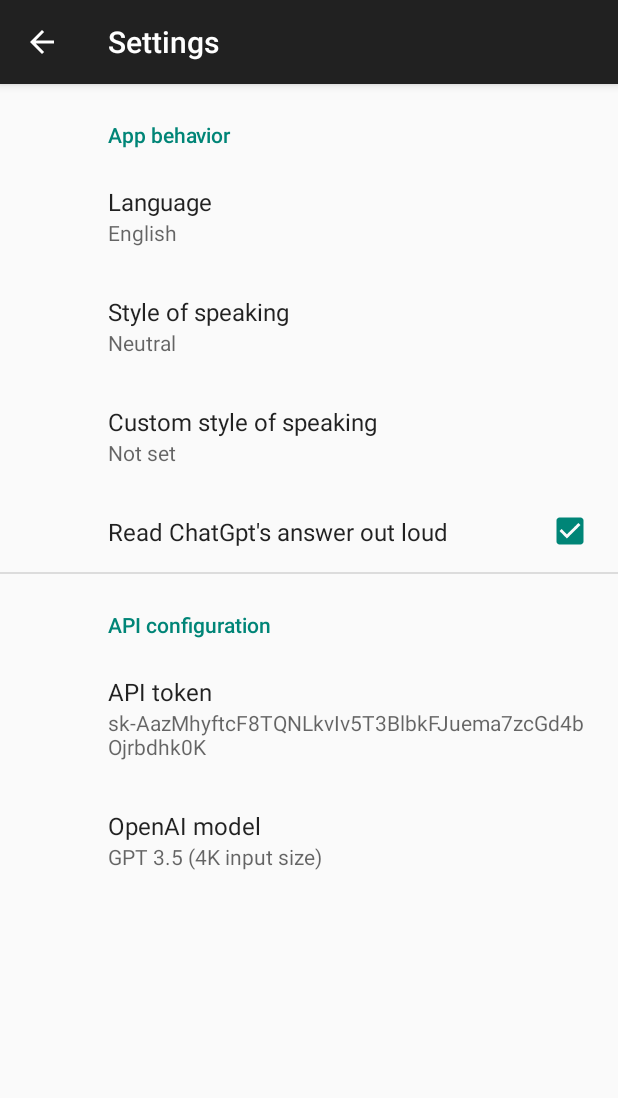
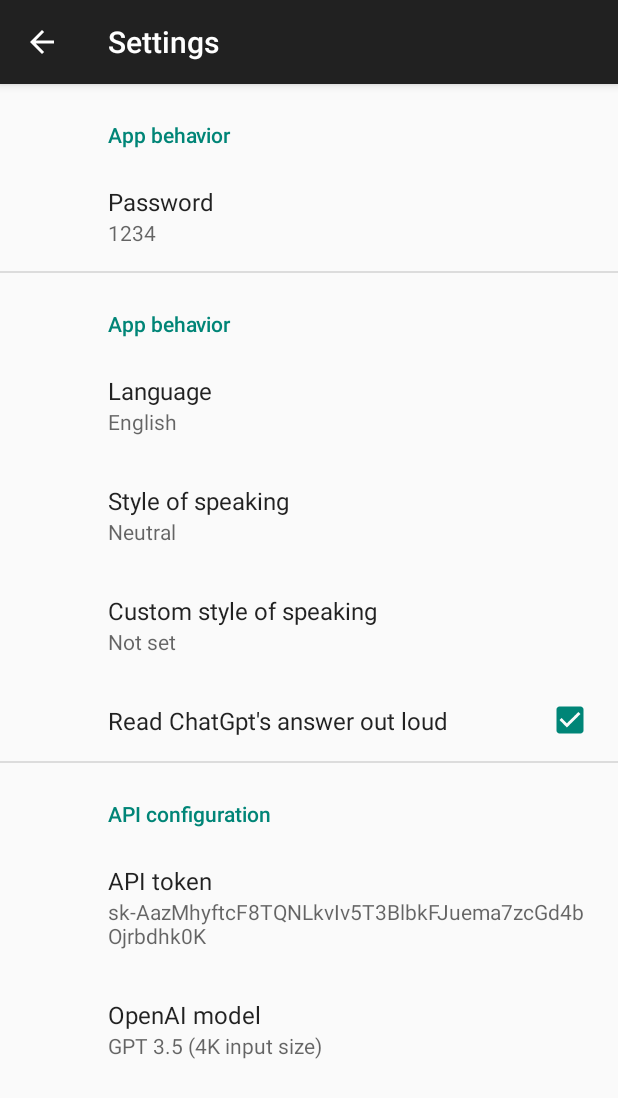
Before and after one commit to csoltenborn/app_entwicklung_MFAX422A, an Android app: the PrefsActivity screen opened directly, with no data from a screen before it, on a phone screen of 412 x 824 dp. Shown: the top 1098 px of the screen. Run offline under Robolectric (Android 15) with nearby library versions, the phone set to English and light mode, and no system bars; our stand-ins replace androidx.preference.

Commit message:
add password prefs

```diff
--- a/app/src/main/java/de/fhdw/app_entwicklung/chatgpt/PrefsFacade.java
+++ b/app/src/main/java/de/fhdw/app_entwicklung/chatgpt/PrefsFacade.java
@@ -17,6 +17,10 @@ public class PrefsFacade {
 
     public boolean speakOutLoud() {
         return PreferenceManager.getDefaultSharedPreferences(context).getBoolean("read_out_loud", true);
+    }
+
+    public String getAppPassword() {
+        return PreferenceManager.getDefaultSharedPreferences(context).getString("app_password", "1234");
     }
 
     public String getApiToken() {
--- a/app/src/main/java/de/fhdw/app_entwicklung/chatgpt/ui/login/LoginActivity.java
+++ b/app/src/main/java/de/fhdw/app_entwicklung/chatgpt/ui/login/LoginActivity.java
@@ -5,6 +5,7 @@ import android.app.Activity;
 import androidx.lifecycle.Observer;
 import androidx.lifecycle.ViewModelProvider;
 
+import android.content.Intent;
 import android.os.Bundle;
 
 import androidx.annotation.Nullable;
@@ -22,6 +23,8 @@ import android.widget.ProgressBar;
 import android.widget.TextView;
 import android.widget.Toast;
 
+import de.fhdw.app_entwicklung.chatgpt.MainActivity;
+import de.fhdw.app_entwicklung.chatgpt.PrefsActivity;
 import de.fhdw.app_entwicklung.chatgpt.R;
 import de.fhdw.app_entwicklung.chatgpt.ui.login.LoginViewModel;
 import de.fhdw.app_entwicklung.chatgpt.ui.login.LoginViewModelFactory;
@@ -75,6 +78,8 @@ public class LoginActivity extends AppCompatActivity {
                 }
                 if (loginResult.getSuccess() != null) {
                     updateUiWithUser(loginResult.getSuccess());
+                    Intent i = new Intent(LoginActivity.this, MainActivity.class);
+                    startActivity(i);
                 }
                 setResult(Activity.RESULT_OK);
 
--- a/app/src/main/java/de/fhdw/app_entwicklung/chatgpt/ui/login/LoginViewModel.java
+++ b/app/src/main/java/de/fhdw/app_entwicklung/chatgpt/ui/login/LoginViewModel.java
@@ -4,8 +4,10 @@ import androidx.lifecycle.LiveData;
 import androidx.lifecycle.MutableLiveData;
 import androidx.lifecycle.ViewModel;
 
+import android.content.Intent;
 import android.util.Patterns;
 
+import de.fhdw.app_entwicklung.chatgpt.PrefsActivity;
 import de.fhdw.app_entwicklung.chatgpt.data.LoginRepository;
 import de.fhdw.app_entwicklung.chatgpt.data.Result;
 import de.fhdw.app_entwicklung.chatgpt.data.model.LoggedInUser;
--- a/app/src/main/res/values/strings.xml
+++ b/app/src/main/res/values/strings.xml
@@ -1,5 +1,5 @@
 <resources>
-    <string name="app_name" translatable="false">ChatGpt</string>
+    <string name="app_name" translatable="false">LarsGPT</string>
     <string name="ask">Ask</string>
     <string name="settings">Settings</string>
     <string name="reset">Reset</string>
@@ -20,4 +20,5 @@
     <string name="invalid_username">Not a valid username</string>
     <string name="invalid_password">Password must be >3 characters</string>
     <string name="login_failed">"Login failed"</string>
+    <string name="app_password">Password</string>
 </resources>
--- a/app/src/main/res/xml/root_preferences.xml
+++ b/app/src/main/res/xml/root_preferences.xml
@@ -1,5 +1,13 @@
 <PreferenceScreen xmlns:android="http://schemas.android.com/apk/res/android"
     xmlns:app="http://schemas.android.com/apk/res-auto">
+
+    <PreferenceCategory app:title="@string/app_behavior">
+        <EditTextPreference
+            app:defaultValue="1234"
+            app:key="app_password"
+            app:title="@string/app_password"
+            app:useSimpleSummaryProvider="true" />
+    </PreferenceCategory>
 
     <PreferenceCategory app:title="@string/app_behavior">
 
```
Also changed, not shown: app/src/main/java/de/fhdw/app_entwicklung/chatgpt/data/LoginDataSource.java (+25 -5 lines).
